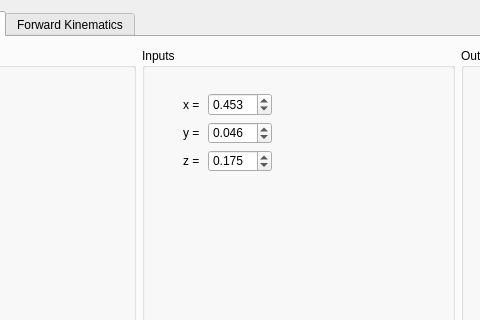
The window that tools/arm_tests/arm_test_gui/ui/widget.ui (girvaw2/Maggie-version-3) describes before a commit, drawn with Qt 5; both pictures show x 200 to 680 and y 0 to 320 of the 997 by 570 pixel window.
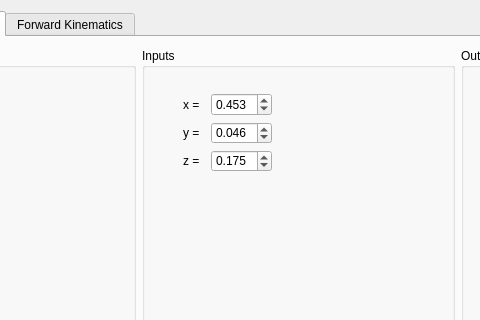
The same window after the commit.

Commit message: Further IK related work

Patch:
```diff
--- a/tools/arm_tests/arm_test_gui/ui/widget.ui
+++ b/tools/arm_tests/arm_test_gui/ui/widget.ui
@@ -122,6 +122,12 @@
              <property name="decimals">
               <number>3</number>
              </property>
+             <property name="minimum">
+              <double>-0.500000000000000</double>
+             </property>
+             <property name="maximum">
+              <double>0.500000000000000</double>
+             </property>
              <property name="singleStep">
               <double>0.001000000000000</double>
              </property>
@@ -135,6 +141,12 @@
              <property name="decimals">
               <number>3</number>
              </property>
+             <property name="minimum">
+              <double>-0.500000000000000</double>
+             </property>
+             <property name="maximum">
+              <double>0.500000000000000</double>
+             </property>
              <property name="singleStep">
               <double>0.001000000000000</double>
              </property>
@@ -148,6 +160,12 @@
              <property name="decimals">
               <number>3</number>
              </property>
+             <property name="minimum">
+              <double>-0.500000000000000</double>
+             </property>
+             <property name="maximum">
+              <double>0.500000000000000</double>
+             </property>
              <property name="singleStep">
               <double>0.001000000000000</double>
              </property>
```
The commit also changes 2 other files.
